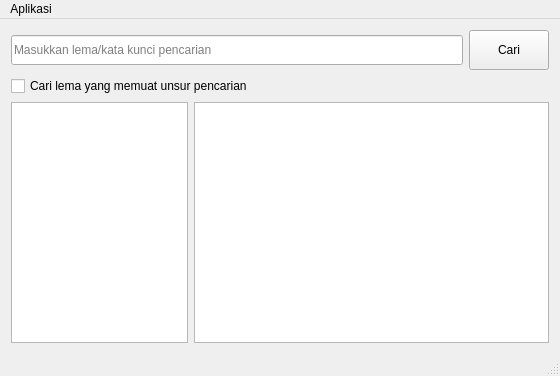
Qt form src/mainwindow.ui (bgli/kbbi-qt) before a commit.
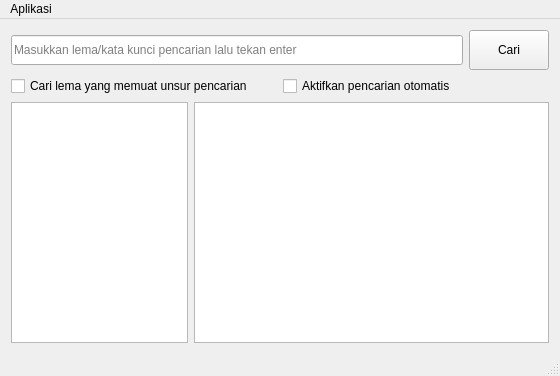
The same form after that commit. Icons and pictures are not drawn.

Commit message: - Penambahan fitur "Pencarian Otomatis" (belum jalan) - Penyembunyian tombol "cari"

```diff
--- a/src/mainwindow.ui
+++ b/src/mainwindow.ui
@@ -38,7 +38,7 @@
            </size>
           </property>
           <property name="placeholderText">
-           <string>Masukkan lema/kata kunci pencarian</string>
+           <string>Masukkan lema/kata kunci pencarian lalu tekan enter</string>
           </property>
          </widget>
         </item>
@@ -58,11 +58,28 @@
        </layout>
       </item>
       <item>
+       <layout class="QHBoxLayout" name="horizontalLayout_3">
+        <item>
        <widget class="QCheckBox" name="chekCariDetail">
         <property name="text">
          <string>Cari lema yang memuat unsur pencarian</string>
         </property>
        </widget>
+        </item>
+        <item>
+         <widget class="QCheckBox" name="checkAutoCari">
+          <property name="toolTip">
+           <string/>
+          </property>
+          <property name="whatsThis">
+           <string/>
+          </property>
+          <property name="text">
+           <string>Aktifkan pencarian otomatis</string>
+          </property>
+         </widget>
+        </item>
+       </layout>
       </item>
      </layout>
     </item>
```
Lines whose indentation alone changed are shown as unchanged. The commit also changes 2 other files.
